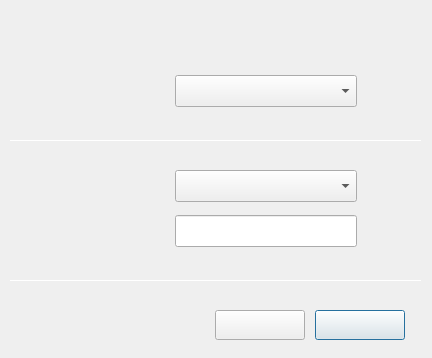
ukui/kylin-nm, file wireless-security/dlghidewifi.ui: the form before one commit.
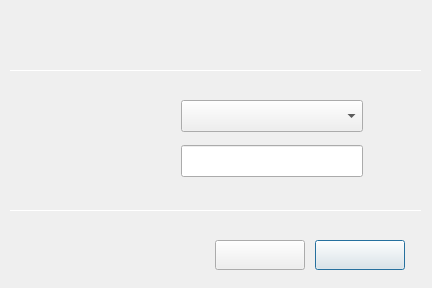
The form after the commit.

What changed in the file:
```diff
--- a/wireless-security/dlghidewifi.ui
+++ b/wireless-security/dlghidewifi.ui
@@ -7,57 +7,18 @@
     <x>0</x>
     <y>0</y>
     <width>432</width>
-    <height>358</height>
+    <height>288</height>
    </rect>
   </property>
   <property name="windowTitle">
    <string>Connect to Hidden WLAN Network</string>
   </property>
-  <widget class="QLabel" name="lbConn">
-   <property name="geometry">
-    <rect>
-     <x>76</x>
-     <y>80</y>
-     <width>90</width>
-     <height>20</height>
-    </rect>
-   </property>
-   <property name="font">
-    <font>
-     <pointsize>10</pointsize>
-    </font>
-   </property>
-   <property name="layoutDirection">
-    <enum>Qt::LeftToRight</enum>
-   </property>
-   <property name="text">
-    <string/>
-   </property>
-  </widget>
-  <widget class="QComboBox" name="cbxConn">
-   <property name="geometry">
-    <rect>
-     <x>175</x>
-     <y>75</y>
-     <width>182</width>
-     <height>32</height>
-    </rect>
-   </property>
-   <property name="font">
-    <font>
-     <pointsize>10</pointsize>
-    </font>
-   </property>
-   <property name="styleSheet">
-    <string notr="true"/>
-   </property>
-  </widget>
   <widget class="QLabel" name="lbNetName">
    <property name="geometry">
     <rect>
-     <x>76</x>
-     <y>221</y>
-     <width>90</width>
+     <x>70</x>
+     <y>151</y>
+     <width>100</width>
      <height>20</height>
     </rect>
    </property>
@@ -73,8 +34,8 @@
   <widget class="QComboBox" name="cbxSecurity">
    <property name="geometry">
     <rect>
-     <x>175</x>
-     <y>170</y>
+     <x>181</x>
+     <y>100</y>
      <width>182</width>
      <height>32</height>
     </rect>
@@ -91,9 +52,9 @@
   <widget class="QLabel" name="lbSecurity">
    <property name="geometry">
     <rect>
-     <x>76</x>
-     <y>176</y>
-     <width>90</width>
+     <x>70</x>
+     <y>106</y>
+     <width>100</width>
      <height>20</height>
     </rect>
    </property>
@@ -109,8 +70,8 @@
   <widget class="QLineEdit" name="leNetName">
    <property name="geometry">
     <rect>
-     <x>175</x>
-     <y>215</y>
+     <x>181</x>
+     <y>145</y>
      <width>182</width>
      <height>32</height>
     </rect>
@@ -125,7 +86,7 @@
    <property name="geometry">
     <rect>
      <x>315</x>
-     <y>310</y>
+     <y>240</y>
      <width>90</width>
      <height>30</height>
     </rect>
@@ -143,7 +104,7 @@
    <property name="geometry">
     <rect>
      <x>215</x>
-     <y>310</y>
+     <y>240</y>
      <width>90</width>
      <height>30</height>
     </rect>
@@ -181,7 +142,7 @@
      <x>0</x>
      <y>0</y>
      <width>432</width>
-     <height>358</height>
+     <height>288</height>
     </rect>
    </property>
    <property name="text">
@@ -192,7 +153,7 @@
    <property name="geometry">
     <rect>
      <x>10</x>
-     <y>140</y>
+     <y>70</y>
      <width>412</width>
      <height>1</height>
     </rect>
@@ -208,7 +169,7 @@
    <property name="geometry">
     <rect>
      <x>10</x>
-     <y>280</y>
+     <y>210</y>
      <width>412</width>
      <height>1</height>
     </rect>
```
Left out of the diff: 2 changed lines with no effect on the pictures.
